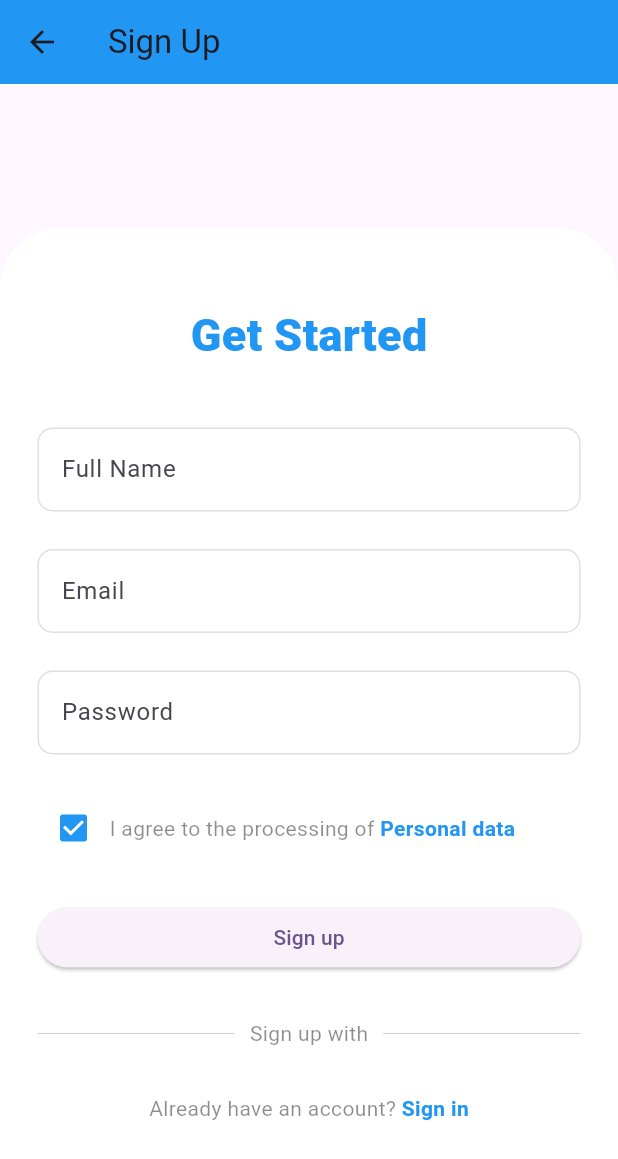
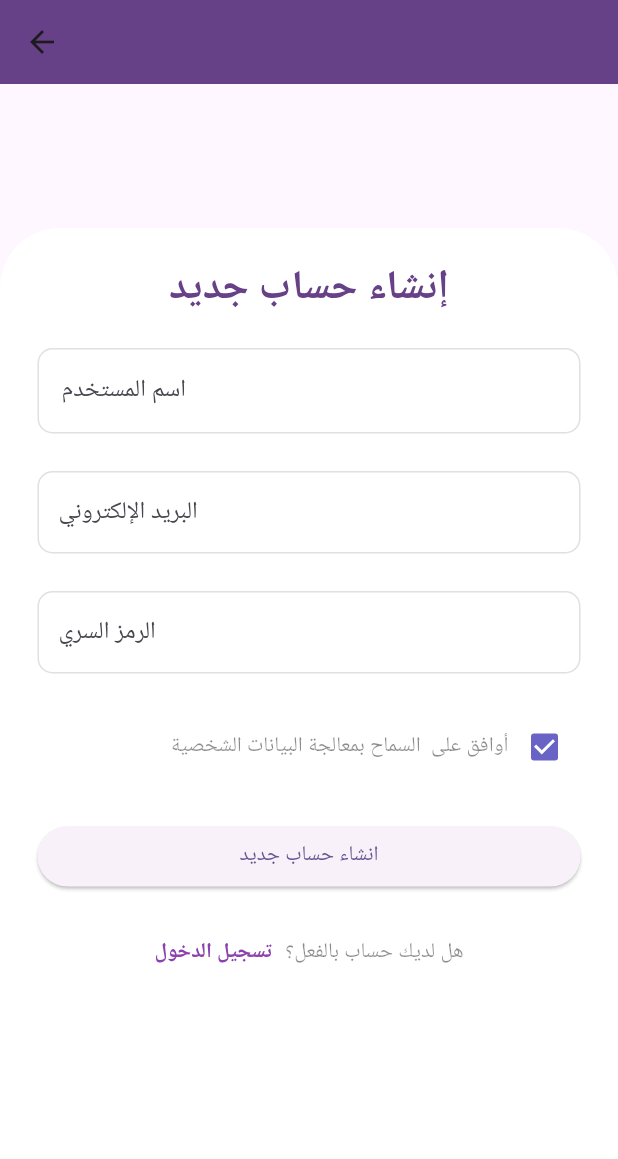
Before and after one commit to GhalaAlotaibi/2024-25_GP_9, a Flutter app: the SignUpScreen screen opened directly, on a phone screen of 412 x 824 dp. Shown: the top 1159 px of the screen. Run offline on Flutter 3.47's test engine with Material 3 defaults, Android fonts, the phone set to English and light mode, and no system bars.

Commit message:
signup-login

```diff
--- a/lib/screens/customer_signup_screen.dart
+++ b/lib/screens/customer_signup_screen.dart
@@ -1,7 +1,5 @@
 import 'package:flutter/material.dart';
-// import your button and screen classes as needed
 import 'login_screen.dart';
-// import 'package:login_signup/theme/theme.dart';
 
 class SignUpScreen extends StatefulWidget {
   const SignUpScreen({super.key});
@@ -18,19 +16,18 @@ class _SignUpScreenState extends State<SignUpScreen> {
   Widget build(BuildContext context) {
     return Scaffold(
       appBar: AppBar(
-        title: const Text('Sign Up'),
-        backgroundColor: Colors.blue, // Change as needed
+        backgroundColor: Color(0xFF674188),
       ),
       body: Column(
         children: [
           const Expanded(
             flex: 1,
-            child: SizedBox(height: 10),
+            child: SizedBox(height: 5), // Reduced height
           ),
           Expanded(
             flex: 7,
             child: Container(
-              padding: const EdgeInsets.fromLTRB(25.0, 50.0, 25.0, 20.0),
+              padding: const EdgeInsets.fromLTRB(25.0, 20.0, 25.0, 20.0),
               decoration: const BoxDecoration(
                 color: Colors.white,
                 borderRadius: BorderRadius.only(
@@ -42,29 +39,33 @@ class _SignUpScreenState extends State<SignUpScreen> {
                 child: Form(
                   key: _formSignupKey,
                   child: Column(
-                    crossAxisAlignment: CrossAxisAlignment.center,
+                    // Set text direction to RTL
                     children: [
                       // Get started text
                       const Text(
-                        'Get Started',
+                        'إنشاء حساب جديد',
                         style: TextStyle(
-                          fontSize: 30.0,
-                          fontWeight: FontWeight.w900,
-                          color: Colors.blue, // Replace with your desired color
+                          fontSize: 27.0,
+                          fontWeight: FontWeight.w600,
+                          color: Color(0xFF674188),
                         ),
+                        textAlign: TextAlign.center, // Align text to the right
                       ),
-                      const SizedBox(height: 40.0),
+                      const SizedBox(height: 20.0), // Adjusted space
                       // Full name
                       TextFormField(
                         validator: (value) {
                           if (value == null || value.isEmpty) {
-                            return 'Please enter Full name';
+                            return 'الرجاء إدخال اسم المستخدم';
                           }
                           return null;
                         },
+                        textAlign: TextAlign.right, // Align text to the right
                         decoration: InputDecoration(
-                          label: const Text('Full Name'),
-                          hintText: 'Enter Full Name',
+                          label: const Text('اسم المستخدم',
+                              textAlign:
+                                  TextAlign.center), // Right-aligned label
+                          hintText: 'ادخل اسم المستخدم',
                           hintStyle: const TextStyle(color: Colors.black26),
                           border: OutlineInputBorder(
                             borderSide: const BorderSide(color: Colors.black12),
@@ -74,6 +75,7 @@ class _SignUpScreenState extends State<SignUpScreen> {
                             borderSide: const BorderSide(color: Colors.black12),
                             borderRadius: BorderRadius.circular(10),
                           ),
+                          alignLabelWithHint: true, // Align label with hint
                         ),
                       ),
                       const SizedBox(height: 25.0),
@@ -81,13 +83,15 @@ class _SignUpScreenState extends State<SignUpScreen> {
                       TextFormField(
                         validator: (value) {
                           if (value == null || value.isEmpty) {
-                            return 'Please enter Email';
+                            return 'الرجاء إدخال البريد الإلكتروني';
                           }
                           return null;
                         },
+                        textAlign: TextAlign.right, // Align text to the right
                         decoration: InputDecoration(
-                          label: const Text('Email'),
-                          hintText: 'Enter Email',
+                          labelText:
+                              'البريد الإلكتروني', // Use labelText instead of label
+                          hintText: 'ادخل البريد الإلكتروني',
                           hintStyle: const TextStyle(color: Colors.black26),
                           border: OutlineInputBorder(
                             borderSide: const BorderSide(color: Colors.black12),
@@ -97,22 +101,25 @@ class _SignUpScreenState extends State<SignUpScreen> {
                             borderSide: const BorderSide(color: Colors.black12),
                             borderRadius: BorderRadius.circular(10),
                           ),
+                          contentPadding: const EdgeInsets.fromLTRB(
+                              10, 15, 10, 15), // Adjust padding
                         ),
                       ),
-                      const SizedBox(height: 25.0),
-                      // Password
+                      const SizedBox(height: 25.0), // Password
                       TextFormField(
                         obscureText: true,
                         obscuringCharacter: '*',
                         validator: (value) {
                           if (value == null || value.isEmpty) {
-                            return 'Please enter Password';
+                            return 'الرجاء إدخال الرمز السري';
                           }
                           return null;
                         },
+                        textAlign: TextAlign.right, // Align text to the right
                         decoration: InputDecoration(
-                          label: const Text('Password'),
-                          hintText: 'Enter Password',
+                          labelText:
+                              'الرمز السري', // Use labelText instead of label
+                          hintText: 'ادخل الرمز السري',
                           hintStyle: const TextStyle(color: Colors.black26),
                           border: OutlineInputBorder(
                             borderSide: const BorderSide(color: Colors.black12),
@@ -122,11 +129,15 @@ class _SignUpScreenState extends State<SignUpScreen> {
                             borderSide: const BorderSide(color: Colors.black12),
                             borderRadius: BorderRadius.circular(10),
                           ),
+                          contentPadding: const EdgeInsets.fromLTRB(
+                              10, 15, 10, 15), // Adjust padding
                         ),
                       ),
                       const SizedBox(height: 25.0),
                       // I agree to the processing
                       Row(
+                        textDirection:
+                            TextDirection.rtl, // Set text direction to RTL
                         children: [
                           Checkbox(
                             value: agreePersonalData,
@@ -135,18 +146,12 @@ class _SignUpScreenState extends State<SignUpScreen> {
                                 agreePersonalData = value!;
                               });
                             },
-                            activeColor: Colors.blue, // Change as needed
+                            activeColor:
+                                const Color.fromARGB(255, 105, 99, 197),
                           ),
                           const Text(
-                            'I agree to the processing of ',
+                            'أوافق على  السماح بمعالجة البيانات الشخصية',
                             style: TextStyle(color: Colors.black45),
-                          ),
-                          const Text(
-                            'Personal data',
-                            style: TextStyle(
-                              fontWeight: FontWeight.bold,
-                              color: Colors.blue, // Change as needed
-                            ),
                           ),
                         ],
                       ),
@@ -160,56 +165,34 @@ class _SignUpScreenState extends State<SignUpScreen> {
                                 agreePersonalData) {
                               ScaffoldMessenger.of(context).showSnackBar(
                                 const SnackBar(
-                                  content: Text('Processing Data'),
+                                  content: Text('جاري معالجة البيانات'),
                                 ),
                               );
                             } else if (!agreePersonalData) {
                               ScaffoldMessenger.of(context).showSnackBar(
                                 const SnackBar(
                                   content: Text(
-                                      'Please agree to the processing of personal data'),
+                                      'يرجى الموافقة على معالجة البيانات الشخصية'),
                                 ),
                               );
                             }
                           },
-                          child: const Text('Sign up'),
+                          child: const Text('انشاء حساب جديد'),
                         ),
                       ),
                       const SizedBox(height: 30.0),
-                      // Sign up divider
-                      Row(
-                        mainAxisAlignment: MainAxisAlignment.center,
-                        children: [
-                          Expanded(
-                            child: Divider(
-                              thickness: 0.7,
-                              color: Colors.grey.withOpacity(0.5),
-                            ),
-                          ),
-                          const Padding(
-                            padding: EdgeInsets.symmetric(horizontal: 10),
-                            child: Text(
-                              'Sign up with',
-                              style: TextStyle(color: Colors.black45),
-                            ),
-                          ),
-                          Expanded(
-                            child: Divider(
-                              thickness: 0.7,
-                              color: Colors.grey.withOpacity(0.5),
-                            ),
-                          ),
-                        ],
-                      ),
-                      const SizedBox(height: 30.0),
-                      // Already have an account
-                      Row(
+                      Directionality(
+                        textDirection:
+                            TextDirection.rtl, // Set text direction to RTL
+                        child: Row(
                           mainAxisAlignment: MainAxisAlignment.center,
                           children: [
                             const Text(
-                            'Already have an account? ',
+                              'هل لديك حساب بالفعل؟ ',
                               style: TextStyle(color: Colors.black45),
                             ),
+                            const SizedBox(
+                                width: 5), // Add some space between the texts
                             GestureDetector(
                               onTap: () {
                                 Navigator.push(
@@ -220,15 +203,17 @@ class _SignUpScreenState extends State<SignUpScreen> {
                                 );
                               },
                               child: const Text(
-                              'Sign in',
+                                'تسجيل الدخول',
                                 style: TextStyle(
                                   fontWeight: FontWeight.bold,
-                                color: Colors.blue, // Change as needed
+                                  color: Color.fromARGB(255, 139, 65, 174),
                                 ),
                               ),
                             ),
                           ],
                         ),
+                      ),
+
                       const SizedBox(height: 20.0),
                     ],
                   ),
--- a/lib/screens/login_screen.dart
+++ b/lib/screens/login_screen.dart
@@ -1,7 +1,5 @@
 import 'package:flutter/material.dart';
-// import your button and screen classes as needed
-import 'customer_signup_screen.dart';
-// import 'package:login_signup/theme/theme.dart';
+import 'customer_signup_screen.dart'; // Import your signup screen
 
 class LogInScreen extends StatefulWidget {
   const LogInScreen({super.key});
@@ -18,8 +16,7 @@ class _LogInScreenState extends State<LogInScreen> {
   Widget build(BuildContext context) {
     return Scaffold(
       appBar: AppBar(
-        title: const Text('Log In'),
-        backgroundColor: Colors.blue, // Change as needed
+        backgroundColor: const Color(0xFF674188), // Use the same color
       ),
       body: Column(
         children: [
@@ -42,27 +39,31 @@ class _LogInScreenState extends State<LogInScreen> {
                 child: Form(
                   key: _formLogInKey,
                   child: Column(
-                    crossAxisAlignment: CrossAxisAlignment.center,
                     children: [
                       const Text(
-                        'Welcome back',
+                        'مرحبًا بعودتك', // Changed to Arabic
                         style: TextStyle(
                           fontSize: 30.0,
-                          fontWeight: FontWeight.w900,
-                          color: Colors.blue, // Replace with your desired color
+                          fontWeight: FontWeight.w600,
+                          color: Color(0xFF674188), // Match the signup color
                         ),
+                        textAlign: TextAlign.right, // Align text to the right
                       ),
                       const SizedBox(height: 40.0),
+                      // Email
                       TextFormField(
                         validator: (value) {
                           if (value == null || value.isEmpty) {
-                            return 'Please enter Email';
+                            return 'يرجى إدخال البريد الإلكتروني'; // Arabic validation message
                           }
                           return null;
                         },
+                        textAlign: TextAlign.right,
                         decoration: InputDecoration(
-                          label: const Text('Email'),
-                          hintText: 'Enter Email',
+                          label: const Text('البريد الإلكتروني',
+                              textAlign:
+                                  TextAlign.right), // Right-aligned label
+                          hintText: 'ادخل البريد الإلكتروني',
                           hintStyle: const TextStyle(color: Colors.black26),
                           border: OutlineInputBorder(
                             borderSide: const BorderSide(color: Colors.black12),
@@ -75,18 +76,22 @@ class _LogInScreenState extends State<LogInScreen> {
                         ),
                       ),
                       const SizedBox(height: 25.0),
+                      // Password
                       TextFormField(
                         obscureText: true,
                         obscuringCharacter: '*',
                         validator: (value) {
                           if (value == null || value.isEmpty) {
-                            return 'Please enter Password';
+                            return 'يرجى إدخال الرمز السري'; // Arabic validation message
                           }
                           return null;
                         },
+                        textAlign: TextAlign.right,
                         decoration: InputDecoration(
-                          label: const Text('Password'),
-                          hintText: 'Enter Password',
+                          label: const Text('الرمز السري',
+                              textAlign:
+                                  TextAlign.right), // Right-aligned label
+                          hintText: 'ادخل الرمز السري',
                           hintStyle: const TextStyle(color: Colors.black26),
                           border: OutlineInputBorder(
                             borderSide: const BorderSide(color: Colors.black12),
@@ -99,6 +104,7 @@ class _LogInScreenState extends State<LogInScreen> {
                         ),
                       ),
                       const SizedBox(height: 25.0),
+                      // Remember me and forgot password
                       Row(
                         mainAxisAlignment: MainAxisAlignment.spaceBetween,
                         children: [
@@ -111,26 +117,28 @@ class _LogInScreenState extends State<LogInScreen> {
                                     rememberPassword = value!;
                                   });
                                 },
-                                activeColor: Colors.blue, // Change as needed
+                                activeColor:
+                                    const Color.fromARGB(255, 105, 99, 197),
                               ),
                               const Text(
-                                'Remember me',
+                                'تذكرني', // Changed to Arabic
                                 style: TextStyle(color: Colors.black45),
                               ),
                             ],
                           ),
                           GestureDetector(
                             child: const Text(
-                              'Forget password?',
+                              'هل نسيت كلمة المرور؟', // Changed to Arabic
                               style: TextStyle(
                                 fontWeight: FontWeight.bold,
-                                color: Colors.blue, // Change as needed
+                                color: Color.fromARGB(255, 105, 99, 197),
                               ),
                             ),
                           ),
                         ],
                       ),
                       const SizedBox(height: 25.0),
+                      // Log In Button
                       SizedBox(
                         width: double.infinity,
                         child: ElevatedButton(
@@ -138,24 +146,30 @@ class _LogInScreenState extends State<LogInScreen> {
                             if (_formLogInKey.currentState!.validate()) {
                               ScaffoldMessenger.of(context).showSnackBar(
                                 const SnackBar(
-                                  content: Text('Processing Data'),
+                                  content: Text(
+                                      'جاري معالجة البيانات'), // Arabic message
                                 ),
                               );
                             }
                           },
-                          child: const Text(
-                              'Log In'), // Changed from Sign Up to Log In
+                          child:
+                              const Text('تسجيل الدخول'), // Changed to Arabic
                         ),
                       ),
                       const SizedBox(height: 25.0),
                       // Don't have an account
-                      Row(
+                      Directionality(
+                        textDirection:
+                            TextDirection.rtl, // Set text direction to RTL
+                        child: Row(
                           mainAxisAlignment: MainAxisAlignment.center,
                           children: [
                             const Text(
-                            'Don\'t have an account? ',
+                              'لا تملك حساب؟',
                               style: TextStyle(color: Colors.black45),
                             ),
+                            const SizedBox(
+                                width: 5), // Add some space between the texts
                             GestureDetector(
                               onTap: () {
                                 Navigator.push(
@@ -166,15 +180,17 @@ class _LogInScreenState extends State<LogInScreen> {
                                 );
                               },
                               child: const Text(
-                              'Sign up',
+                                'انشاء حساب',
                                 style: TextStyle(
                                   fontWeight: FontWeight.bold,
-                                color: Colors.blue, // Change as needed
+                                  color: Color.fromARGB(255, 139, 65, 174),
                                 ),
                               ),
                             ),
                           ],
                         ),
+                      ),
+
                       const SizedBox(height: 20.0),
                     ],
                   ),
--- a/lib/screens/welcome_screen.dart
+++ b/lib/screens/welcome_screen.dart
@@ -9,6 +9,9 @@ class WelcomeScreen extends StatelessWidget {
   @override
   Widget build(BuildContext context) {
     return Scaffold(
+      // appBar: AppBar(
+      // backgroundColor:Color(0xFF674188),
+      //),
       extendBodyBehindAppBar: true,
       backgroundColor: Colors.white,
       //backgroundColor: const Color(0xFFF7EFE5),
```
Lines whose indentation alone changed are shown as unchanged.
